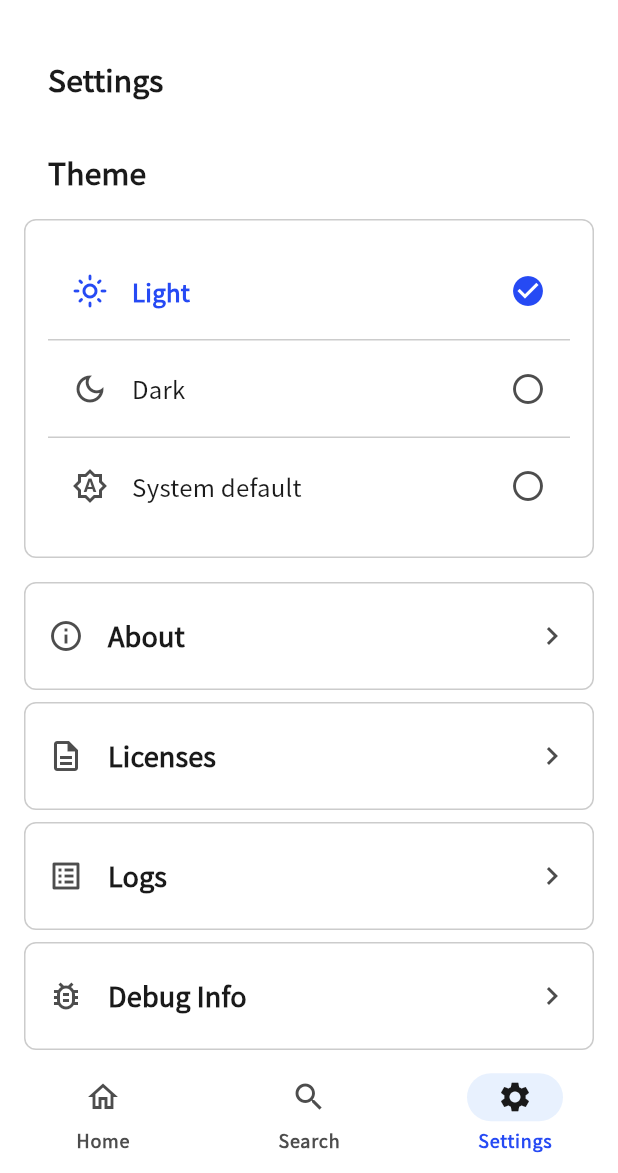
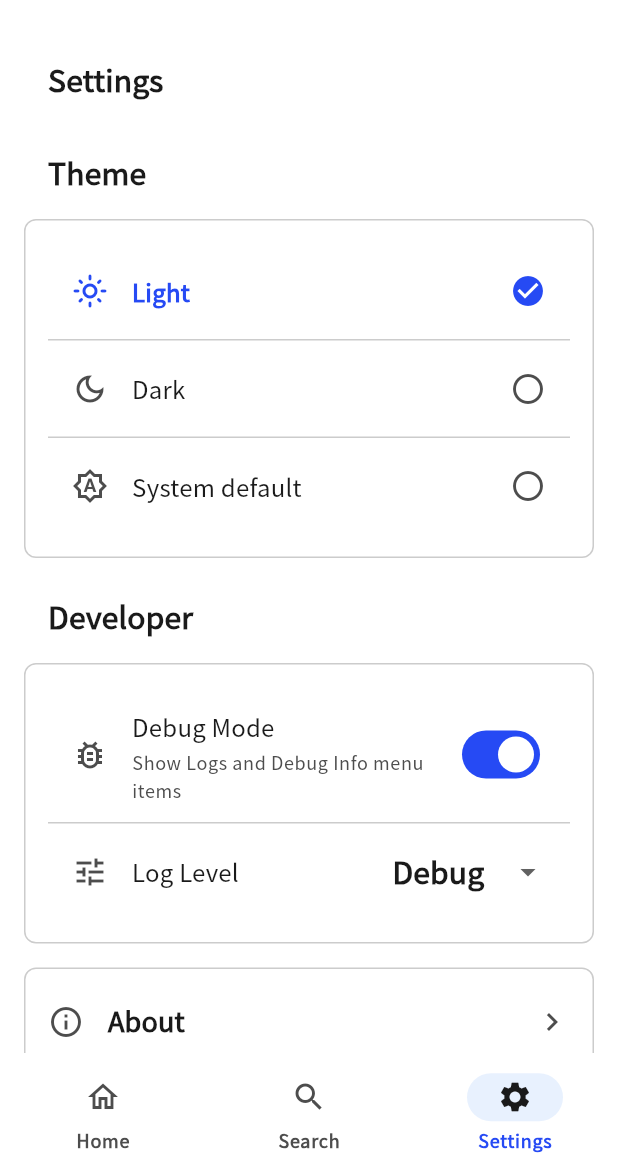
Before and after one commit to kiyoteruhosoda/flutterbase, a Flutter app: the screen it shows after launch, item 3 of the bottom bar chosen, on a phone screen of 412 x 824 dp, the part 63-1236 px from its top. Run offline on Flutter 3.47's test engine with Material 3 defaults, Android fonts, the phone set to English and light mode, and no system bars; our stand-ins replace get_it, logger, package_info_plus, shared_preferences.

Commit message:
feat(debug): debug mode toggle, log level selector, AAB build, framework logging
- GitHub Actions: add fetch-depth:0 so git rev-list gives correct build number
- GitHub Actions: add AAB (appbundle) build + artifact upload alongside APK
- DebugSettingsRepository domain interface + SharedPreferences implementation
- GetDebugSettings / SetDebugMode / SetLogLevel use cases
- DebugSettingsViewModel registered as singleton in DI
- AppLogger: add setMinLevel() / minLevel API; PersistentAppLogger filters
  messages below the configured threshold
- PersistentAppLogger.init() restores saved log level on startup
- Framework logging: app lifecycle, navigation, all ViewModels, DI setup
- Settings tab: Developer section with debug mode toggle + log level dropdown
- Drawer + Settings: Logs and Debug Info items only shown when debug mode is ON
- Default: debug mode ON, log level debug

https://claude.ai/code/session_01S94Wx3V3hCxSC2DZR4KZRh

```diff
--- a/lib/app/bootstrap/app_router.dart
+++ b/lib/app/bootstrap/app_router.dart
@@ -1,4 +1,5 @@
 import 'package:flutter/material.dart';
+import 'package:flutterbase/app/di/service_locator.dart';
 import 'package:flutterbase/presentation/pages/main_page.dart';
 import 'package:flutterbase/presentation/pages/splash_page.dart';
 import 'package:flutterbase/presentation/pages/system/about_page.dart';
@@ -6,6 +7,7 @@ import 'package:flutterbase/presentation/pages/system/debug_page.dart';
 import 'package:flutterbase/presentation/pages/system/licenses_page.dart';
 import 'package:flutterbase/presentation/pages/system/logs_page.dart';
 import 'package:flutterbase/shared/l10n/app_strings.dart';
+import 'package:flutterbase/shared/logging/app_logger.dart';
 
 /// Named route definitions.
 class AppRouter {
@@ -19,6 +21,7 @@ class AppRouter {
   static const String logs = '/logs';
 
   static Route<dynamic> onGenerateRoute(RouteSettings settings) {
+    sl<AppLogger>().debug('[Router] → ${settings.name}');
     return switch (settings.name) {
       splash => MaterialPageRoute<void>(
           builder: (_) => const SplashPage(),
--- a/lib/app/bootstrap/app_widget.dart
+++ b/lib/app/bootstrap/app_widget.dart
@@ -5,6 +5,7 @@ import 'package:flutterbase/presentation/pages/main_page.dart';
 import 'package:flutterbase/presentation/pages/splash_page.dart';
 import 'package:flutterbase/presentation/viewmodels/theme_viewmodel.dart';
 import 'package:flutterbase/shared/l10n/app_strings.dart';
+import 'package:flutterbase/shared/logging/app_logger.dart';
 import 'package:flutterbase/shared/theme/app_theme.dart';
 
 /// Root widget. Listens to [ThemeViewModel] for live theme switching.
@@ -15,10 +16,31 @@ class AppWidget extends StatefulWidget {
   State<AppWidget> createState() => _AppWidgetState();
 }
 
-class _AppWidgetState extends State<AppWidget> {
+class _AppWidgetState extends State<AppWidget> with WidgetsBindingObserver {
   bool _showSplash = true;
+  late final AppLogger _logger;
+
+  @override
+  void initState() {
+    super.initState();
+    _logger = sl<AppLogger>();
+    WidgetsBinding.instance.addObserver(this);
+    _logger.info('[App] AppWidget initialised');
+  }
+
+  @override
+  void dispose() {
+    WidgetsBinding.instance.removeObserver(this);
+    super.dispose();
+  }
+
+  @override
+  void didChangeAppLifecycleState(AppLifecycleState state) {
+    _logger.debug('[App] Lifecycle → ${state.name}');
+  }
 
   void _onSplashComplete() {
+    _logger.info('[App] Splash complete — navigating to main');
     setState(() => _showSplash = false);
   }
 
--- /dev/null
+++ b/lib/application/usecases/debug/get_debug_settings_usecase.dart
@@ -0,0 +1,12 @@
+import 'package:flutterbase/domain/repositories/debug_settings_repository.dart';
+import 'package:flutterbase/shared/logging/log_level.dart';
+
+/// Returns persisted debug settings as plain values.
+final class GetDebugSettingsUseCase {
+  const GetDebugSettingsUseCase(this._repository);
+
+  final DebugSettingsRepository _repository;
+
+  bool executeDebugMode() => _repository.getDebugModeEnabled();
+  LogLevel executeLogLevel() => _repository.getMinLogLevel();
+}
--- /dev/null
+++ b/lib/application/usecases/debug/set_debug_mode_usecase.dart
@@ -0,0 +1,11 @@
+import 'package:flutterbase/domain/repositories/debug_settings_repository.dart';
+
+/// Persists the debug-mode enabled flag.
+final class SetDebugModeUseCase {
+  const SetDebugModeUseCase(this._repository);
+
+  final DebugSettingsRepository _repository;
+
+  Future<void> execute(bool enabled) =>
+      _repository.saveDebugModeEnabled(enabled);
+}
--- /dev/null
+++ b/lib/application/usecases/debug/set_log_level_usecase.dart
@@ -0,0 +1,16 @@
+import 'package:flutterbase/domain/repositories/debug_settings_repository.dart';
+import 'package:flutterbase/shared/logging/app_logger.dart';
+import 'package:flutterbase/shared/logging/log_level.dart';
+
+/// Persists the minimum log level and applies it to the active [AppLogger].
+final class SetLogLevelUseCase {
+  const SetLogLevelUseCase(this._repository, this._logger);
+
+  final DebugSettingsRepository _repository;
+  final AppLogger _logger;
+
+  Future<void> execute(LogLevel level) async {
+    await _repository.saveMinLogLevel(level);
+    _logger.setMinLevel(level);
+  }
+}
--- a/lib/infrastructure/logging/persistent_app_logger.dart
+++ b/lib/infrastructure/logging/persistent_app_logger.dart
@@ -33,11 +33,24 @@ final class PersistentAppLogger implements AppLogger {
   final List<LogEntry> _buffer = [];
   IOSink? _fileSink;
   File? _currentFile;
+  LogLevel _minLevel = LogLevel.debug;
 
   // ── Initialisation ────────────────────────────────────────────────────
 
-  /// Opens the initial log file. Call once after construction.
-  Future<void> init() async {
+  // ── AppLogger: min level ──────────────────────────────────────────────
+
+  @override
+  LogLevel get minLevel => _minLevel;
+
+  @override
+  void setMinLevel(LogLevel level) => _minLevel = level;
+
+  // ── Initialisation ────────────────────────────────────────────────────
+
+  /// Opens the initial log file and optionally restores [savedLevel].
+  /// Call once after construction.
+  Future<void> init({LogLevel? savedLevel}) async {
+    if (savedLevel != null) _minLevel = savedLevel;
     try {
       await _openNewLogFile();
     } catch (e) {
@@ -119,6 +132,8 @@ final class PersistentAppLogger implements AppLogger {
     Object? error,
     StackTrace? stackTrace,
   }) {
+    if (level.index < _minLevel.index) return;
+
     final entry = LogEntry(
       timestamp: DateTime.now(),
       level: level,
--- /dev/null
+++ b/lib/infrastructure/repositories/shared_preferences_debug_settings_repository.dart
@@ -0,0 +1,34 @@
+import 'package:shared_preferences/shared_preferences.dart';
+import 'package:flutterbase/domain/repositories/debug_settings_repository.dart';
+import 'package:flutterbase/shared/logging/log_level.dart';
+
+/// [DebugSettingsRepository] backed by [SharedPreferences].
+final class SharedPreferencesDebugSettingsRepository
+    implements DebugSettingsRepository {
+  SharedPreferencesDebugSettingsRepository(this._prefs);
+
+  final SharedPreferences _prefs;
+
+  static const String _keyDebugMode = 'debug_mode_enabled';
+  static const String _keyLogLevel = 'min_log_level';
+
+  @override
+  bool getDebugModeEnabled() => _prefs.getBool(_keyDebugMode) ?? true;
+
+  @override
+  LogLevel getMinLogLevel() {
+    final saved = _prefs.getString(_keyLogLevel);
+    return LogLevel.values.firstWhere(
+      (l) => l.name == saved,
+      orElse: () => LogLevel.debug,
+    );
+  }
+
+  @override
+  Future<void> saveDebugModeEnabled(bool enabled) =>
+      _prefs.setBool(_keyDebugMode, enabled);
+
+  @override
+  Future<void> saveMinLogLevel(LogLevel level) =>
+      _prefs.setString(_keyLogLevel, level.name);
+}
--- a/lib/presentation/pages/main_page.dart
+++ b/lib/presentation/pages/main_page.dart
@@ -1,8 +1,10 @@
 import 'package:flutter/material.dart';
 import 'package:flutterbase/app/di/service_locator.dart';
+import 'package:flutterbase/presentation/viewmodels/debug_settings_viewmodel.dart';
 import 'package:flutterbase/presentation/viewmodels/theme_viewmodel.dart';
 import 'package:flutterbase/presentation/widgets/ui/widgets.dart';
 import 'package:flutterbase/shared/l10n/app_strings.dart';
+import 'package:flutterbase/shared/logging/log_level.dart';
 import 'package:flutterbase/shared/theme/theme.dart';
 
 /// Main screen with bottom navigation.
@@ -54,7 +56,11 @@ class _MainPageState extends State<MainPage> {
           ),
         ],
       ),
-      drawer: AppDrawer(
+      drawer: ListenableBuilder(
+        listenable: sl<DebugSettingsViewModel>(),
+        builder: (context, _) {
+          final debugEnabled = sl<DebugSettingsViewModel>().debugEnabled;
+          return AppDrawer(
             appName: AppStrings.appName,
             headerSubtitle: AppStrings.drawerSubtitle,
             items: [
@@ -104,6 +110,7 @@ class _MainPageState extends State<MainPage> {
                   Navigator.of(context).pushNamed('/licenses');
                 },
               ),
+              if (debugEnabled) ...[
                 AppDrawerItem(
                   label: AppStrings.drawerLogs,
                   icon: Icons.list_alt_outlined,
@@ -121,6 +128,9 @@ class _MainPageState extends State<MainPage> {
                   },
                 ),
               ],
+            ],
+          );
+        },
       ),
       body: _buildTabContent(),
       bottomNavigationBar: NavigationBar(
@@ -250,6 +260,7 @@ class _SettingsContent extends StatelessWidget {
   @override
   Widget build(BuildContext context) {
     final themeViewModel = sl<ThemeViewModel>();
+    final debugViewModel = sl<DebugSettingsViewModel>();
     return ListView(
       padding: const EdgeInsets.all(AppSpacing.pageMargin),
       children: [
@@ -291,6 +302,46 @@ class _SettingsContent extends StatelessWidget {
           ),
         ),
         const SizedBox(height: AppSpacing.lg),
+        // ── Developer section ────────────────────────────────────────
+        AppSectionHeader(title: AppStrings.settingsDeveloper),
+        const SizedBox(height: AppSpacing.sm),
+        ListenableBuilder(
+          listenable: debugViewModel,
+          builder: (context, _) => AppCard(
+            child: Column(
+              children: [
+                SwitchListTile(
+                  value: debugViewModel.debugEnabled,
+                  onChanged: debugViewModel.setDebugEnabled,
+                  secondary: Icon(
+                    Icons.bug_report_outlined,
+                    color: Theme.of(context).colorScheme.onSurfaceVariant,
+                  ),
+                  title: Text(
+                    AppStrings.settingsDebugMode,
+                    style: Theme.of(context).textTheme.bodyLarge,
+                  ),
+                  subtitle: Text(
+                    AppStrings.settingsDebugModeSubtitle,
+                    style: Theme.of(context).textTheme.bodySmall,
+                  ),
+                  contentPadding: const EdgeInsets.symmetric(
+                    horizontal: AppSpacing.componentPadding,
+                    vertical: AppSpacing.xs,
+                  ),
+                ),
+                if (debugViewModel.debugEnabled) ...[
+                  const Divider(height: 1),
+                  _LogLevelTile(
+                    currentLevel: debugViewModel.logLevel,
+                    onChanged: debugViewModel.setLogLevel,
+                  ),
+                ],
+              ],
+            ),
+          ),
+        ),
+        const SizedBox(height: AppSpacing.lg),
         AppListCard(
           title: AppStrings.settingsAbout,
           leading: const Icon(Icons.info_outline),
@@ -302,6 +353,11 @@ class _SettingsContent extends StatelessWidget {
           leading: const Icon(Icons.description_outlined),
           onTap: () => Navigator.of(context).pushNamed('/licenses'),
         ),
+        ListenableBuilder(
+          listenable: debugViewModel,
+          builder: (context, _) => debugViewModel.debugEnabled
+              ? Column(
+                  children: [
                     const SizedBox(height: AppSpacing.sm),
                     AppListCard(
                       title: AppStrings.settingsLogs,
@@ -313,6 +369,10 @@ class _SettingsContent extends StatelessWidget {
                       title: AppStrings.settingsDebug,
                       leading: const Icon(Icons.bug_report_outlined),
                       onTap: () => Navigator.of(context).pushNamed('/debug'),
+                    ),
+                  ],
+                )
+              : const SizedBox.shrink(),
         ),
       ],
     );
@@ -365,6 +425,58 @@ class _ThemeOptionTile extends StatelessWidget {
   }
 }
 
+class _LogLevelTile extends StatelessWidget {
+  const _LogLevelTile({
+    required this.currentLevel,
+    required this.onChanged,
+  });
+
+  final LogLevel currentLevel;
+  final ValueChanged<LogLevel> onChanged;
+
+  static const List<(LogLevel, String)> _levels = [
+    (LogLevel.verbose, AppStrings.logLevelVerbose),
+    (LogLevel.debug, AppStrings.logLevelDebug),
+    (LogLevel.info, AppStrings.logLevelInfo),
+    (LogLevel.warning, AppStrings.logLevelWarning),
+    (LogLevel.error, AppStrings.logLevelError),
+  ];
+
+  @override
+  Widget build(BuildContext context) {
+    final colorScheme = Theme.of(context).colorScheme;
+    return ListTile(
+      leading: Icon(
+        Icons.tune_outlined,
+        color: colorScheme.onSurfaceVariant,
+      ),
+      title: Text(
+        AppStrings.settingsLogLevel,
+        style: Theme.of(context).textTheme.bodyLarge,
+      ),
+      trailing: DropdownButton<LogLevel>(
+        value: currentLevel,
+        underline: const SizedBox.shrink(),
+        onChanged: (level) {
+          if (level != null) onChanged(level);
+        },
+        items: _levels
+            .map(
+              (entry) => DropdownMenuItem(
+                value: entry.$1,
+                child: Text(entry.$2),
+              ),
+            )
+            .toList(),
+      ),
+      contentPadding: const EdgeInsets.symmetric(
+        horizontal: AppSpacing.componentPadding,
+        vertical: AppSpacing.xs,
+      ),
+    );
+  }
+}
+
 class _TabItem {
   const _TabItem({
     required this.label,
--- a/lib/presentation/viewmodels/about_viewmodel.dart
+++ b/lib/presentation/viewmodels/about_viewmodel.dart
@@ -1,7 +1,9 @@
 import 'package:flutter/foundation.dart';
 import 'package:flutterbase/application/dto/app_info_dto.dart';
 import 'package:flutterbase/application/usecases/app_info/get_app_info_usecase.dart';
+import 'package:flutterbase/app/di/service_locator.dart';
 import 'package:flutterbase/shared/errors/app_error.dart';
+import 'package:flutterbase/shared/logging/app_logger.dart';
 
 /// UI state for the About page.
 enum AboutState { loading, loaded, error }
@@ -24,6 +26,7 @@ class AboutViewModel extends ChangeNotifier {
   AppError? get appError => _error;
 
   Future<void> loadAppInfo() async {
+    sl<AppLogger>().debug('[AboutViewModel] loadAppInfo start');
     _state = AboutState.loading;
     _error = null;
     notifyListeners();
@@ -31,9 +34,11 @@ class AboutViewModel extends ChangeNotifier {
     try {
       _appInfo = await _getAppInfo.execute();
       _state = AboutState.loaded;
+      sl<AppLogger>().debug('[AboutViewModel] loadAppInfo success — v${_appInfo?.version}');
     } catch (e, st) {
       _error = UnexpectedError('Failed to load app info', cause: e, stackTrace: st);
       _state = AboutState.error;
+      sl<AppLogger>().error('[AboutViewModel] loadAppInfo failed', error: e, stackTrace: st);
     } finally {
       notifyListeners();
     }
--- /dev/null
+++ b/lib/presentation/viewmodels/debug_settings_viewmodel.dart
@@ -0,0 +1,50 @@
+import 'package:flutter/foundation.dart';
+import 'package:flutterbase/app/di/service_locator.dart';
+import 'package:flutterbase/application/usecases/debug/get_debug_settings_usecase.dart';
+import 'package:flutterbase/application/usecases/debug/set_debug_mode_usecase.dart';
+import 'package:flutterbase/application/usecases/debug/set_log_level_usecase.dart';
+import 'package:flutterbase/shared/logging/app_logger.dart';
+import 'package:flutterbase/shared/logging/log_level.dart';
+
+/// Manages debug mode and log-level preferences.
+///
+/// Debug mode controls the visibility of developer-only menu items (Logs,
+/// Debug Info). Log level controls the minimum severity recorded by
+/// [AppLogger]. Both defaults are intentionally developer-friendly (on / debug).
+class DebugSettingsViewModel extends ChangeNotifier {
+  DebugSettingsViewModel(
+    this._getSettings,
+    this._setDebugMode,
+    this._setLogLevel,
+  ) {
+    _debugEnabled = _getSettings.executeDebugMode();
+    _logLevel = _getSettings.executeLogLevel();
+    sl<AppLogger>().debug(
+      '[DebugSettingsViewModel] init — debugEnabled: $_debugEnabled, logLevel: ${_logLevel.name}',
+    );
+  }
+
+  final GetDebugSettingsUseCase _getSettings;
+  final SetDebugModeUseCase _setDebugMode;
+  final SetLogLevelUseCase _setLogLevel;
+
+  late bool _debugEnabled;
+  late LogLevel _logLevel;
+
+  bool get debugEnabled => _debugEnabled;
+  LogLevel get logLevel => _logLevel;
+
+  Future<void> setDebugEnabled(bool value) async {
+    sl<AppLogger>().info('[DebugSettingsViewModel] setDebugEnabled: $value');
+    await _setDebugMode.execute(value);
+    _debugEnabled = value;
+    notifyListeners();
+  }
+
+  Future<void> setLogLevel(LogLevel level) async {
+    sl<AppLogger>().info('[DebugSettingsViewModel] setLogLevel: ${level.name}');
+    await _setLogLevel.execute(level);
+    _logLevel = level;
+    notifyListeners();
+  }
+}
--- a/lib/presentation/viewmodels/debug_viewmodel.dart
+++ b/lib/presentation/viewmodels/debug_viewmodel.dart
@@ -26,6 +26,7 @@ class DebugViewModel extends ChangeNotifier {
   AppError? get appError => _error;
 
   Future<void> loadAppInfo() async {
+    _logger.debug('[DebugViewModel] loadAppInfo start');
     _state = DebugState.loading;
     _error = null;
     notifyListeners();
@@ -33,15 +34,18 @@ class DebugViewModel extends ChangeNotifier {
     try {
       _appInfo = await _getAppInfo.execute();
       _state = DebugState.loaded;
+      _logger.debug('[DebugViewModel] loadAppInfo success');
     } catch (e, st) {
       _error = UnexpectedError('Failed to load debug info', cause: e, stackTrace: st);
       _state = DebugState.error;
+      _logger.error('[DebugViewModel] loadAppInfo failed', error: e, stackTrace: st);
     } finally {
       notifyListeners();
     }
   }
 
   void clearLogs() {
+    _logger.info('[DebugViewModel] clearLogs');
     _logger.clearBuffer();
     notifyListeners();
   }
--- a/lib/presentation/viewmodels/theme_viewmodel.dart
+++ b/lib/presentation/viewmodels/theme_viewmodel.dart
@@ -1,6 +1,8 @@
 import 'package:flutter/material.dart';
+import 'package:flutterbase/app/di/service_locator.dart';
 import 'package:flutterbase/application/usecases/theme/get_theme_preference_usecase.dart';
 import 'package:flutterbase/application/usecases/theme/set_theme_preference_usecase.dart';
+import 'package:flutterbase/shared/logging/app_logger.dart';
 import 'package:flutterbase/shared/value_objects/app_theme_mode.dart';
 
 /// Manages the app-wide [ThemeMode] and persists the user's choice via
@@ -11,6 +13,7 @@ class ThemeViewModel extends ChangeNotifier {
     this._setThemePreference,
   ) {
     _themeMode = _toFlutterMode(_getThemePreference.execute());
+    sl<AppLogger>().debug('[ThemeViewModel] init — themeMode: ${_themeMode.name}');
   }
 
   final GetThemePreferenceUseCase _getThemePreference;
@@ -22,6 +25,7 @@ class ThemeViewModel extends ChangeNotifier {
 
   Future<void> setThemeMode(ThemeMode mode) async {
     if (_themeMode == mode) return;
+    sl<AppLogger>().debug('[ThemeViewModel] setThemeMode: ${mode.name}');
     _themeMode = mode;
     await _setThemePreference.execute(_toAppMode(mode));
     notifyListeners();
--- a/lib/shared/l10n/app_strings.dart
+++ b/lib/shared/l10n/app_strings.dart
@@ -129,6 +129,18 @@ class AppStrings {
   static const String logsConfirm = 'Clear';
   static const String logsCopied = 'Log entry copied';
 
+  // ─── Developer settings ───────────────────────────────────────────────
+  static const String settingsDeveloper = 'Developer';
+  static const String settingsDebugMode = 'Debug Mode';
+  static const String settingsDebugModeSubtitle =
+      'Show Logs and Debug Info menu items';
+  static const String settingsLogLevel = 'Log Level';
+  static const String logLevelVerbose = 'Verbose';
+  static const String logLevelDebug = 'Debug';
+  static const String logLevelInfo = 'Info';
+  static const String logLevelWarning = 'Warning';
+  static const String logLevelError = 'Error';
+
   // ─── Licenses page ───────────────────────────────────────────────────
   static const String licensesTitle = 'Licenses';
   static const String licensesDetails =
--- a/lib/shared/logging/app_logger.dart
+++ b/lib/shared/logging/app_logger.dart
@@ -23,6 +23,12 @@ abstract interface class AppLogger {
   /// Entries filtered by [level]; null returns all.
   List<LogEntry> entriesForLevel(LogLevel? level);
 
+  /// Current minimum log level. Messages below this level are silently dropped.
+  LogLevel get minLevel;
+
+  /// Changes the minimum log level at runtime.
+  void setMinLevel(LogLevel level);
+
   /// Clears the in-memory buffer. Persistent files are unaffected.
   void clearBuffer();
 
```
Also changed, not shown: lib/app/di/service_locator.dart (+34 -2 lines), lib/domain/repositories/debug_settings_repository.dart (added, +13 -0 lines), 1 other file. Lines whose indentation alone changed are shown as unchanged.
